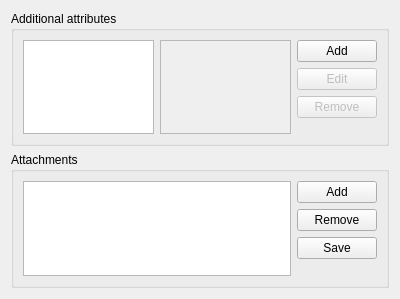
Qt form src/gui/entry/EditEntryWidgetAdvanced.ui (keepassxreboot/keepassxc) before a commit.
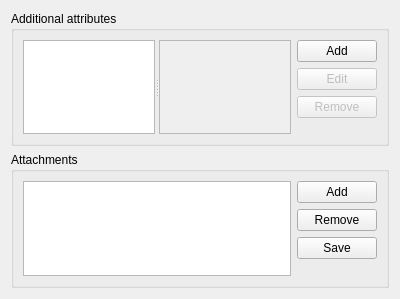
The same form after that commit. Custom widgets are drawn as their Qt base class.

Commit message: Use splitter in 'Additional attributes'.

```diff
--- a/src/gui/entry/EditEntryWidgetAdvanced.ui
+++ b/src/gui/entry/EditEntryWidgetAdvanced.ui
@@ -18,13 +18,31 @@
      </property>
      <layout class="QHBoxLayout" name="horizontalLayout">
       <item>
-       <widget class="AttributesListView" name="attributesView"/>
-      </item>
+       <widget class="QWidget" name="widget" native="true">
+        <layout class="QHBoxLayout" name="horizontalLayout_4">
+         <property name="margin">
+          <number>0</number>
+         </property>
       <item>
+          <widget class="QSplitter" name="splitter">
+           <property name="sizePolicy">
+            <sizepolicy hsizetype="Expanding" vsizetype="Expanding">
+             <horstretch>0</horstretch>
+             <verstretch>0</verstretch>
+            </sizepolicy>
+           </property>
+           <property name="orientation">
+            <enum>Qt::Horizontal</enum>
+           </property>
+           <widget class="AttributesListView" name="attributesView"/>
        <widget class="QPlainTextEdit" name="attributesEdit">
         <property name="enabled">
          <bool>false</bool>
         </property>
+           </widget>
+          </widget>
+         </item>
+        </layout>
        </widget>
       </item>
       <item>
```
Lines whose indentation alone changed are shown as unchanged.
